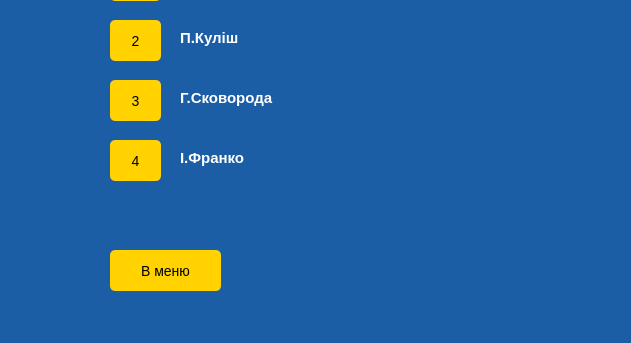
First picture: the form in testwindow.ui, repository admiralbub/oop_course_2020, before the edit; both pictures show x 0 to 631 and y 340 to 683 of the 987 by 683 pixel window.
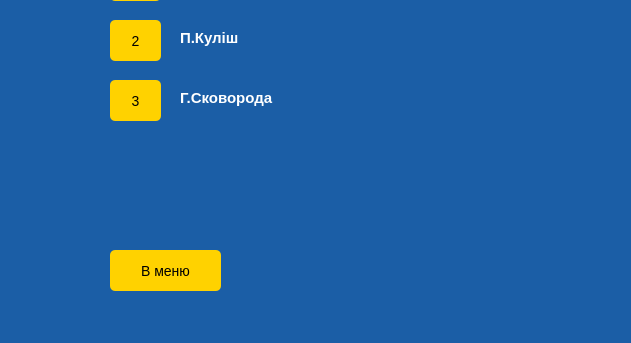
Second picture: the form after the edit.

Commit message: removed the last question

Diff of the .ui file:
```diff
--- a/testwindow.ui
+++ b/testwindow.ui
@@ -173,32 +173,6 @@
      <string>3</string>
     </property>
    </widget>
-   <widget class="QPushButton" name="answer_4">
-    <property name="geometry">
-     <rect>
-      <x>110</x>
-      <y>480</y>
-      <width>51</width>
-      <height>41</height>
-     </rect>
-    </property>
-    <property name="styleSheet">
-     <string notr="true">#answer_4 {
-   color:#000;
-   border-radius:5px;
-   background:#FFD200;
-   font-size:14px;
-   cursor:pointer;
-}
-#answer_4:hover {
-	 background:#fff;
-     cursor:pointer;
-}</string>
-    </property>
-    <property name="text">
-     <string>4</string>
-    </property>
-   </widget>
    <widget class="QLabel" name="variant1">
     <property name="geometry">
      <rect>
@@ -250,23 +224,6 @@
      <string>Г.Сковорода</string>
     </property>
    </widget>
-   <widget class="QLabel" name="variant4">
-    <property name="geometry">
-     <rect>
-      <x>180</x>
-      <y>490</y>
-      <width>371</width>
-      <height>16</height>
-     </rect>
-    </property>
-    <property name="styleSheet">
-     <string notr="true">font-weight:600;
-font-size:15px;</string>
-    </property>
-    <property name="text">
-     <string>І.Франко</string>
-    </property>
-   </widget>
    <widget class="QPushButton" name="pushButton_first">
     <property name="geometry">
      <rect>
```
The commit also changes 2 other files.
